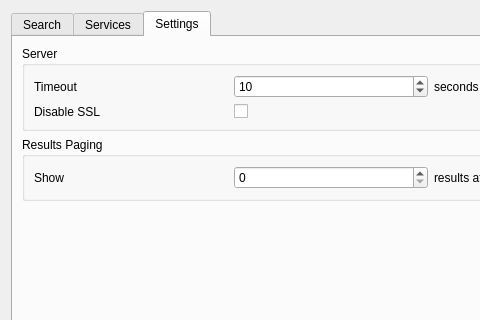
Above: python/plugins/MetaSearch/ui/maindialog.ui from carsmie/QGIS before the change; both pictures show x 0 to 480 and y 0 to 320 of the 662 by 550 pixel window. Below: the same form after it.
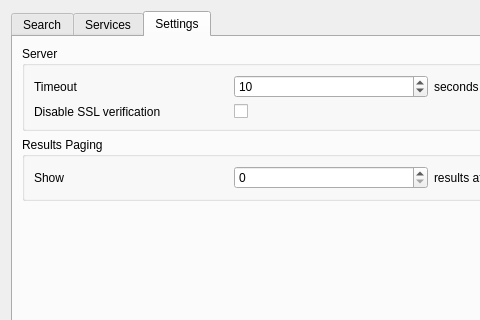
That is the form after the change. Icons and pictures are not drawn. Custom widgets are drawn as their Qt base class.

Commit message: updated disable ssl label

```diff
--- a/python/plugins/MetaSearch/ui/maindialog.ui
+++ b/python/plugins/MetaSearch/ui/maindialog.ui
@@ -501,7 +501,7 @@
           <item row="1" column="0">
            <widget class="QLabel" name="label_11">
             <property name="text">
-             <string>Disable SSL</string>
+             <string>Disable SSL verification</string>
             </property>
            </widget>
           </item>
```
Left out of the diff: 2 changed lines with no effect on the pictures. The commit also changes 1 other file.
